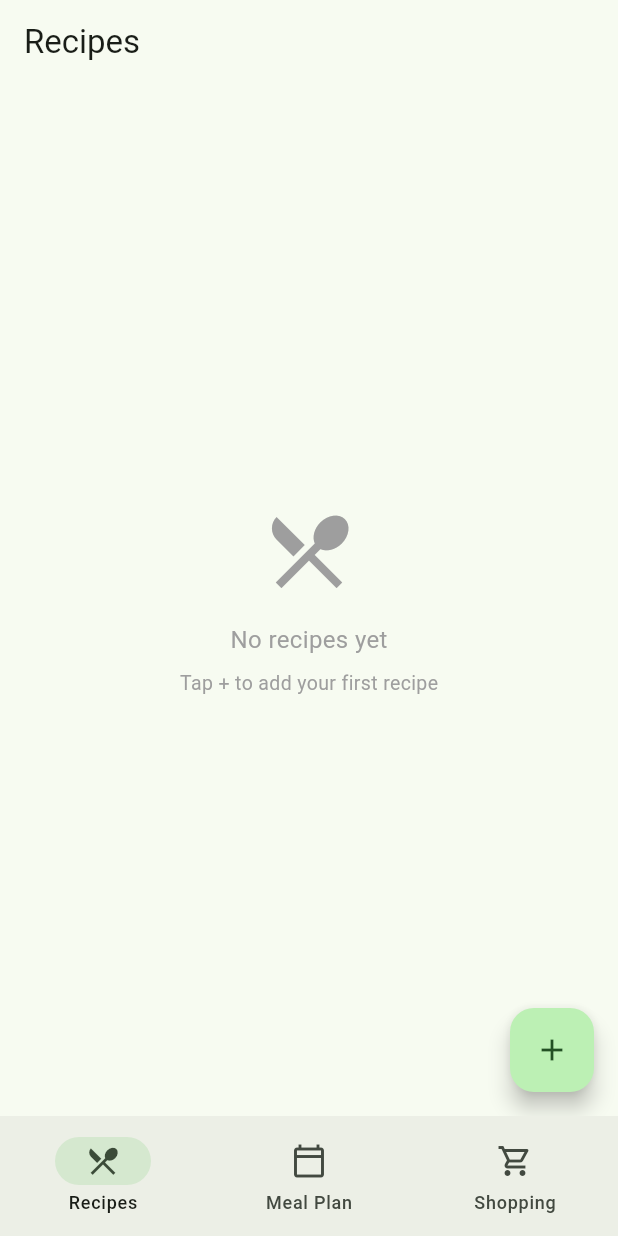
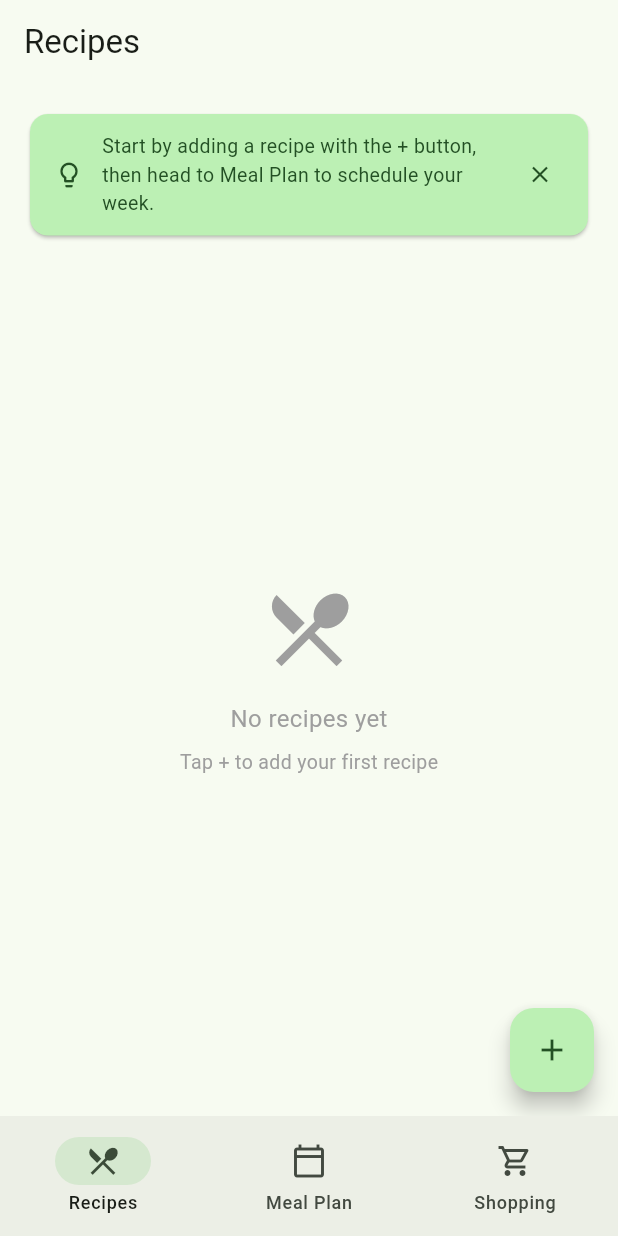
Before and after one commit to lehel91/meal-planner, a Flutter app: the screen it shows after launch, on a phone screen of 412 x 824 dp. Run offline on Flutter 3.47's test engine with Material 3 defaults, Android fonts, the phone set to English and light mode, and no system bars; our stand-ins replace drift, pdf, printing, shared_preferences; accounts and stored records are empty; generated files the repository leaves out were written again.

Commit message:
Onboarding information, descriptions.

```diff
--- a/lib/features/recipes/recipes_screen.dart
+++ b/lib/features/recipes/recipes_screen.dart
@@ -1,4 +1,5 @@
 import 'package:flutter/material.dart';
+import 'package:shared_preferences/shared_preferences.dart';
 
 import '../../data/app_repository.dart';
 import 'recipe_form_screen.dart';
@@ -15,7 +16,10 @@ class RecipesScreen extends StatelessWidget {
         title: const Text('Recipes'),
         centerTitle: false,
       ),
-      body: StreamBuilder<List<Recipe>>(
+      body: Column(
+        children: [
+          const _OnboardingBanner(),
+          Expanded(child: StreamBuilder<List<Recipe>>(
         stream: repository.watchAllRecipes(),
         builder: (context, snapshot) {
           if (!snapshot.hasData) {
@@ -58,6 +62,8 @@ class RecipesScreen extends StatelessWidget {
             },
           );
         },
+      )),  // Expanded + StreamBuilder
+        ],
       ),
       floatingActionButton: FloatingActionButton(
         onPressed: () => Navigator.push(
@@ -154,3 +160,89 @@ class _RecipeCard extends StatelessWidget {
     );
   }
 }
+
+class _OnboardingBanner extends StatefulWidget {
+  const _OnboardingBanner();
+
+  @override
+  State<_OnboardingBanner> createState() => _OnboardingBannerState();
+}
+
+class _OnboardingBannerState extends State<_OnboardingBanner> {
+  static const _prefKey = 'onboarding_tip_dismissed';
+  bool _visible = false;
+
+  @override
+  void initState() {
+    super.initState();
+    _load();
+  }
+
+  Future<void> _load() async {
+    final prefs = await SharedPreferences.getInstance();
+    final dismissed = prefs.getBool(_prefKey) ?? false;
+    if (!dismissed && mounted) {
+      setState(() => _visible = true);
+    }
+  }
+
+  Future<void> _dismiss() async {
+    setState(() => _visible = false);
+    final prefs = await SharedPreferences.getInstance();
+    await prefs.setBool(_prefKey, true);
+  }
+
+  @override
+  Widget build(BuildContext context) {
+    return AnimatedSize(
+      duration: const Duration(milliseconds: 250),
+      curve: Curves.easeOut,
+      child: _visible
+          ? Padding(
+              padding: const EdgeInsets.fromLTRB(16, 16, 16, 0),
+              child: Card(
+                color: Theme.of(context).colorScheme.primaryContainer,
+                child: Padding(
+                  padding: const EdgeInsets.fromLTRB(16, 12, 8, 12),
+                  child: Row(
+                    children: [
+                      Icon(
+                        Icons.lightbulb_outline,
+                        color: Theme.of(context).colorScheme.onPrimaryContainer,
+                        size: 20,
+                      ),
+                      const SizedBox(width: 12),
+                      Expanded(
+                        child: Text(
+                          'Start by adding a recipe with the + button, '
+                          'then head to Meal Plan to schedule your week.',
+                          style: TextStyle(
+                            color: Theme.of(context)
+                                .colorScheme
+                                .onPrimaryContainer,
+                            fontSize: 13,
+                          ),
+                        ),
+                      ),
+                      const SizedBox(width: 4),
+                      IconButton(
+                        icon: Icon(
+                          Icons.close,
+                          size: 18,
+                          color: Theme.of(context)
+                              .colorScheme
+                              .onPrimaryContainer,
+                        ),
+                        onPressed: _dismiss,
+                        padding: EdgeInsets.zero,
+                        constraints: const BoxConstraints(),
+                      ),
+                    ],
+                  ),
+                ),
+              ),
+            )
+          : const SizedBox.shrink(),
+    );
+  }
+}
--- a/pubspec.yaml
+++ b/pubspec.yaml
@@ -16,6 +16,7 @@ dependencies:
   pdf: ^3.11.1
   printing: ^5.13.1
   intl: ^0.20.2
+  shared_preferences: ^2.3.0
 
 dev_dependencies:
   flutter_test:
--- /dev/null
+++ b/store/long_description.txt
@@ -0,0 +1,18 @@
+Tired of the daily "what's for dinner?" scramble? Fridgenda makes weekly meal planning simple, stress-free, and completely private — no account needed, no subscription, no internet required.
+
+🗓 PLAN YOUR WEEK YOUR WAY
+Assign recipes to days with a single tap. View your plan across 3, 5, 7, or 14 days and tweak it whenever life gets in the way.
+
+📖 YOUR PERSONAL RECIPE COLLECTION
+Build and browse your own recipes with names, descriptions, source links, and full ingredient lists. Quantities and units are fully supported — from grams and millilitres to cups, cloves, and pinches.
+
+🛒 SMART SHOPPING LIST
+Fridgenda turns your meal plan into a ready-to-go shopping list automatically. Pick which days to include, tick off items as you shop, and let the app handle the maths when a recipe appears more than once.
+
+📄 EXPORT TO PDF
+Save, print, or share your meal plan and shopping list as a PDF. Recipes with a source link include a QR code so you can jump straight to the original recipe on any device.
+
+🔒 PRIVATE BY DESIGN
+Everything stays on your phone. No account. No cloud. No ads. Just your meals, your way.
+
+Fridgenda is perfect for anyone who wants to eat better, waste less food, and make grocery shopping a breeze.
--- /dev/null
+++ b/store/short_description.txt
@@ -0,0 +1 @@
+Plan your week's meals, build your recipe collection, and get your shopping list.
```
Also changed, not shown: assets/icon/forkast.png (deleted), pubspec.lock.
